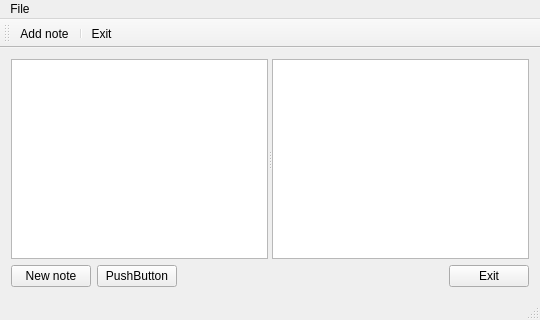
Old version of the form notes2.ui in the repository fatinbrain/notes2.
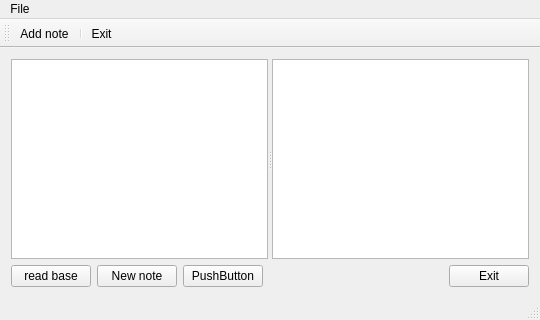
New version of the form. Icons and pictures are not drawn.

```diff
--- a/notes2.ui
+++ b/notes2.ui
@@ -35,6 +35,13 @@
       </item>
       <item>
        <layout class="QHBoxLayout" name="horizontalLayout_2">
+        <item>
+         <widget class="QPushButton" name="pbReadBase">
+          <property name="text">
+           <string>read base</string>
+          </property>
+         </widget>
+        </item>
         <item>
          <widget class="QPushButton" name="pbNewNote">
           <property name="text">
```
Left out of the diff: 4 changed lines with no effect on the pictures.
